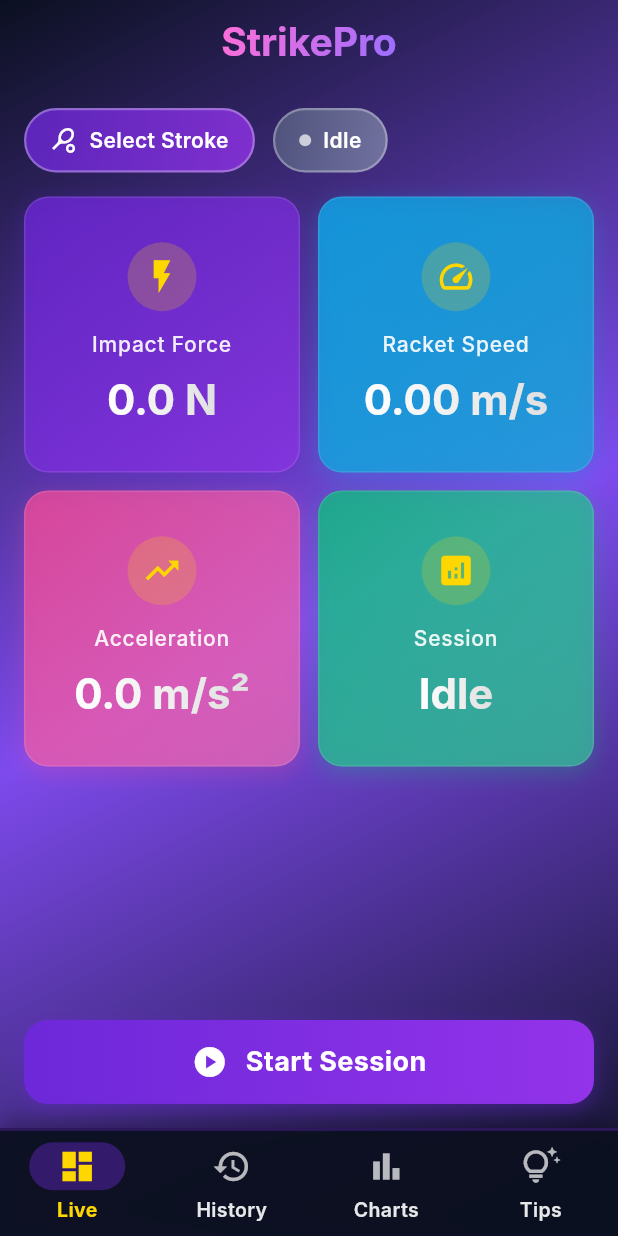
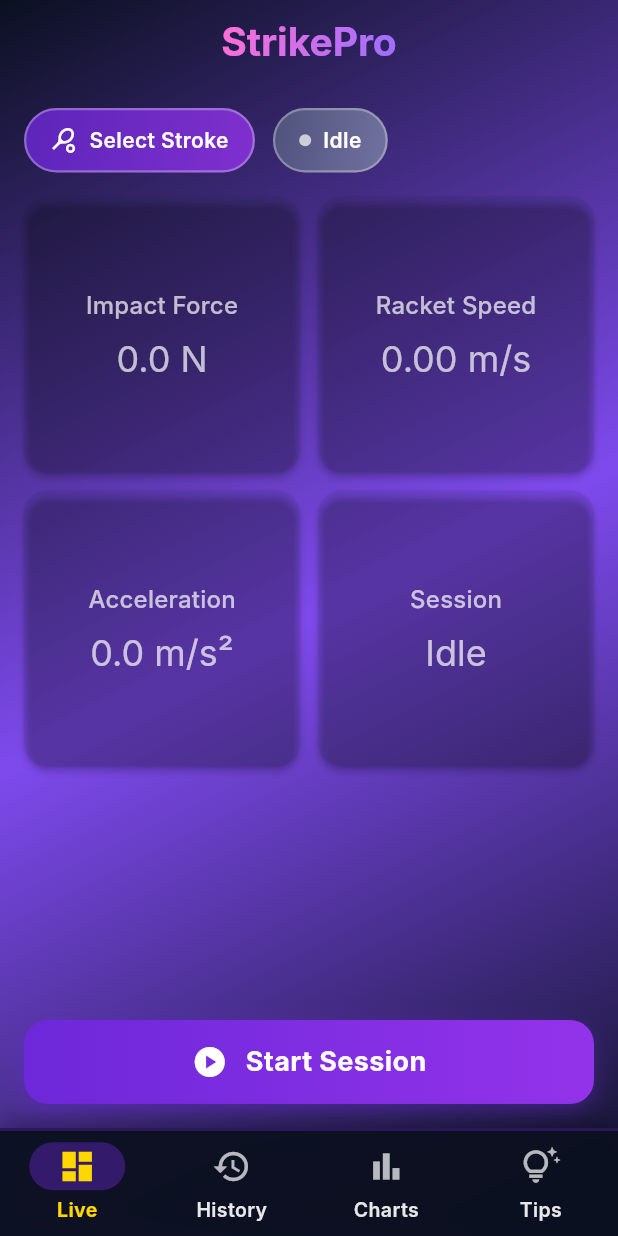
Before and after one commit to fejiibabyy/capstone-flyingbirdies, a Flutter app: the screen it shows after launch, on a phone screen of 412 x 824 dp. Run offline on Flutter 3.47's test engine with Material 3 defaults, Android fonts, the light colour scheme and no system bars; our stand-ins replace fl_chart; Roboto replaces fonts that are missing (Inter).

Commit message:
Revert "Update metric_card.dart with gradient backgrounds and gold icons"
This reverts commit 0022abcb2d23bd79fcf0ea56bb73e939bae53ab8.

```diff
--- a/flying_birdies/lib/widgets/metric_card.dart
+++ b/flying_birdies/lib/widgets/metric_card.dart
@@ -8,139 +8,15 @@
   @override
   Widget build(BuildContext context) {
     final t = Theme.of(context).textTheme;
-
-    // Different gradient colors for each different metric type
-    final gradient = _getGradientForLabel(label);
-
-    return Container(
-      decoration: BoxDecoration(
-        gradient: LinearGradient(
-          begin: Alignment.topLeft,
-          end: Alignment.bottomRight,
-          colors: gradient,
-        ),
-        borderRadius: BorderRadius.circular(16),
-        boxShadow: [
-          BoxShadow(
-            color: gradient[0].withOpacity(0.3),
-            blurRadius: 12,
-            offset: const Offset(0, 4),
-          ),
-        ],
-      ),
-      child: Container(
-        decoration: BoxDecoration(
-          borderRadius: BorderRadius.circular(16),
-          border: Border.all(
-            color: Colors.white.withOpacity(0.1),
-            width: 1,
-          ),
-        ),
-        child: Padding(
-          padding: const EdgeInsets.all(20),
-          child: Column(
-            mainAxisAlignment: MainAxisAlignment.center,
-            children: [
-              // Icon for each metric
-              _getIconForLabel(label),
-              const SizedBox(height: 12),
-
-              // Label
-              Text(
-                label,
-                style: t.titleSmall?.copyWith(
-                  color: Colors.white.withOpacity(0.9),
-                  fontWeight: FontWeight.w500,
-                  letterSpacing: 0.5,
-                ),
-                textAlign: TextAlign.center,
-              ),
-              const SizedBox(height: 8),
-
-              // Value with the gradient text
-              ShaderMask(
-                shaderCallback: (bounds) => const LinearGradient(
-                  colors: [Colors.white, Color(0xFFE0E0E0)],
-                ).createShader(bounds),
-                child: Text(
-                  value,
-                  style: t.headlineSmall?.copyWith(
-                    color: Colors.white,
-                    fontWeight: FontWeight.bold,
-                    fontSize: 28,
-                  ),
-                  textAlign: TextAlign.center,
-                ),
-              ),
-
-              if (trailing != null) ...[
-                const SizedBox(height: 8),
-                trailing!
-              ],
-            ],
-          ),
-        ),
-      ),
-    );
-  }
-
-  // Get the gradient colors based on metric type
-  List<Color> _getGradientForLabel(String label) {
-    if (label.contains('Force') || label.contains('Impact')) {
-      return [
-        const Color.fromARGB(255, 105, 38, 212).withOpacity(0.8), // Purple
-        const Color.fromARGB(255, 147, 51, 234).withOpacity(0.6), // Lighter purple
-      ];
-    } else if (label.contains('Speed') || label.contains('Racket')) {
-      return [
-        const Color.fromARGB(255, 14, 165, 233).withOpacity(0.8), // Cyan
-        const Color.fromARGB(255, 6, 182, 212).withOpacity(0.6),  // Light cyan
-      ];
-    } else if (label.contains('Acceleration')) {
-      return [
-        const Color.fromARGB(255, 236, 72, 153).withOpacity(0.8), // Pink
-        const Color.fromARGB(255, 244, 114, 182).withOpacity(0.6), // Light pink
-      ];
-    } else if (label.contains('Session')) {
-      return [
-        const Color.fromARGB(255, 16, 185, 129).withOpacity(0.8), // Green
-        const Color.fromARGB(255, 52, 211, 153).withOpacity(0.6),  // Light green
-      ];
-    }
-    // Default gradient
-    return [
-      const Color.fromARGB(255, 105, 38, 212).withOpacity(0.8),
-      const Color.fromARGB(255, 147, 51, 234).withOpacity(0.6),
-    ];
-  }
-
-  // Get icon based on metric type
-  Widget _getIconForLabel(String label) {
-    IconData icon;
-    Color iconColor = const Color.fromARGB(255, 255, 215, 0); // Bright Gold for all icons
-
-    if (label.contains('Force') || label.contains('Impact')) {
-      icon = Icons.flash_on;
-    } else if (label.contains('Speed') || label.contains('Racket')) {
-      icon = Icons.speed;
-    } else if (label.contains('Acceleration')) {
-      icon = Icons.trending_up;
-    } else if (label.contains('Session')) {
-      icon = Icons.analytics;
-    } else {
-      icon = Icons.info_outline;
-    }
-
-    return Container(
-      padding: const EdgeInsets.all(10),
-      decoration: BoxDecoration(
-        color: iconColor.withOpacity(0.2),
-        shape: BoxShape.circle,
-      ),
-      child: Icon(
-        icon,
-        color: iconColor,
-        size: 26,
+    return Card(
+      child: Padding(
+        padding: const EdgeInsets.all(16),
+        child: Column(mainAxisAlignment: MainAxisAlignment.center, children: [
+          Text(label, style: t.titleMedium),
+          const SizedBox(height: 8),
+          Text(value, style: t.headlineSmall),
+          if (trailing != null) ...[const SizedBox(height: 8), trailing!],
+        ]),
       ),
     );
   }
```
